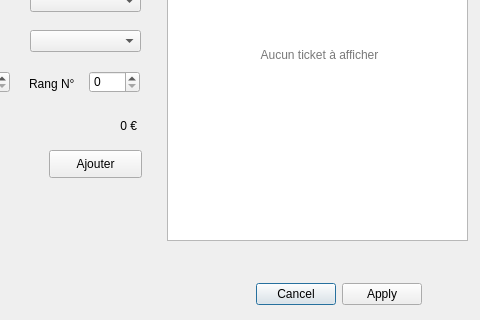
This is gui/imp_fct_2.ui in NoxFly/CEBD-project-theater as Qt 5 draws it before an edit; both pictures show x 441 to 921 and y 160 to 480 of the 921 by 480 pixel window. The edited form follows.
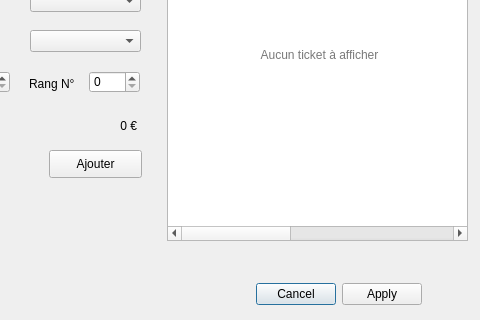
This is the edited form.

Commit message: update part 3 windows

Patch:
```diff
--- a/gui/imp_fct_2.ui
+++ b/gui/imp_fct_2.ui
@@ -111,7 +111,64 @@
    </property>
    <layout class="QVBoxLayout" name="verticalLayout_2">
     <item>
-     <widget class="QTableWidget" name="tableTicketToAdd"/>
+     <widget class="QTableWidget" name="tableTicketsToAdd">
+      <attribute name="horizontalHeaderVisible">
+       <bool>false</bool>
+      </attribute>
+      <attribute name="horizontalHeaderDefaultSectionSize">
+       <number>70</number>
+      </attribute>
+      <column>
+       <property name="text">
+        <string>noAchat</string>
+       </property>
+      </column>
+      <column>
+       <property name="text">
+        <string>noTicket</string>
+       </property>
+      </column>
+      <column>
+       <property name="text">
+        <string>noRep</string>
+       </property>
+      </column>
+      <column>
+       <property name="text">
+        <string>dateRep</string>
+       </property>
+      </column>
+      <column>
+       <property name="text">
+        <string>nomSpec</string>
+       </property>
+      </column>
+      <column>
+       <property name="text">
+        <string>noZone</string>
+       </property>
+      </column>
+      <column>
+       <property name="text">
+        <string>noRang</string>
+       </property>
+      </column>
+      <column>
+       <property name="text">
+        <string>noPlace</string>
+       </property>
+      </column>
+      <column>
+       <property name="text">
+        <string>reduction</string>
+       </property>
+      </column>
+      <column>
+       <property name="text">
+        <string>prix</string>
+       </property>
+      </column>
+     </widget>
     </item>
    </layout>
   </widget>
```
The commit also changes 1 other file.
